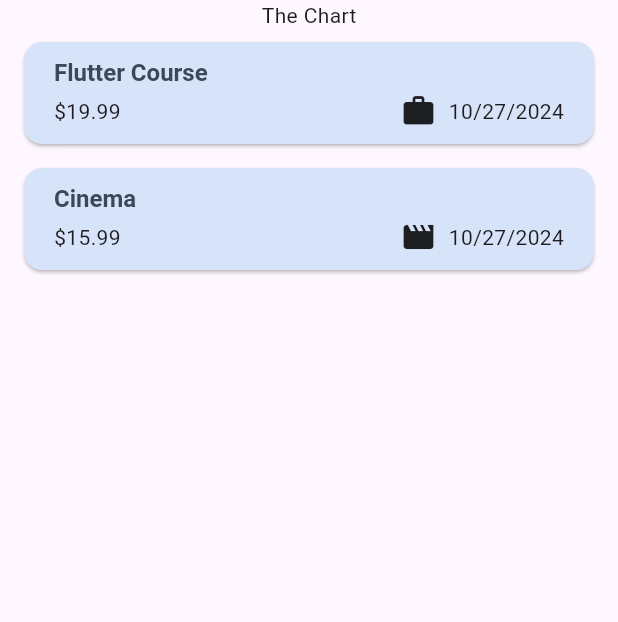
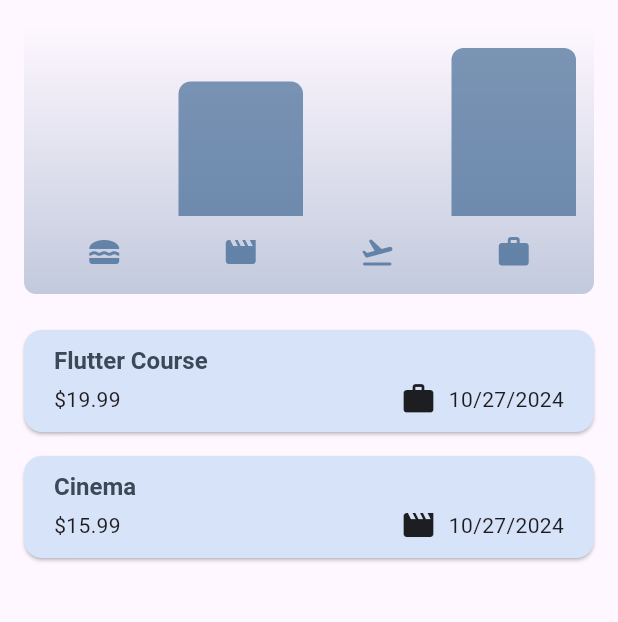
Before and after one commit to javakanaya/flutter-udemy, a Flutter app: the screen it shows after launch, on a phone screen of 412 x 824 dp, the part 84-706 px from its top. Run offline on Flutter 3.47's test engine with Material 3 defaults, Android fonts, the phone set to English and light mode, and no system bars; our stand-ins replace google_fonts.

Commit message:
feat: displaying chart by category

```diff
--- a/expense_tracker/lib/models/expense.dart
+++ b/expense_tracker/lib/models/expense.dart
@@ -34,3 +34,26 @@ class Expense {
 
   String get formatedDate => formatter.format(date);
 }
+
+class ExpenseBucket {
+  const ExpenseBucket({required this.category, required this.expenses});
+
+  ExpenseBucket.forCategory(List<Expense> allExpense, this.category)
+      // set expenses to allExpense where the category is the same as the category in the constructor
+      : expenses = allExpense
+            .where((expense) => expense.category == category)
+            .toList();
+
+  final Category category;
+  final List<Expense> expenses;
+
+  double get totalExpense {
+    double sum = 0;
+
+    for (final expense in expenses) {
+      sum += expense.amount;
+    }
+
+    return sum;
+  }
+}
--- /dev/null
+++ b/expense_tracker/lib/widgets/chart/chart.dart
@@ -0,0 +1,95 @@
+import 'package:expense_tracker/models/expense.dart';
+
+import 'package:expense_tracker/widgets/chart/chart_bar.dart';
+import 'package:flutter/material.dart';
+
+class Chart extends StatelessWidget {
+  const Chart({super.key, required this.expenses});
+
+  final List<Expense> expenses;
+
+  List<ExpenseBucket> get buckets {
+    return [
+      ExpenseBucket.forCategory(expenses, Category.food),
+      ExpenseBucket.forCategory(expenses, Category.leisure),
+      ExpenseBucket.forCategory(expenses, Category.travel),
+      ExpenseBucket.forCategory(expenses, Category.work),
+    ];
+  }
+
+  double get maxTotalExpense {
+    double maxTotalExpense = 0;
+
+    for (final bucket in buckets) {
+      if (bucket.totalExpense > maxTotalExpense) {
+        maxTotalExpense = bucket.totalExpense;
+      }
+    }
+
+    return maxTotalExpense;
+  }
+
+  @override
+  Widget build(BuildContext context) {
+    final isDarkMode =
+        MediaQuery.of(context).platformBrightness == Brightness.dark;
+    return Container(
+      margin: const EdgeInsets.all(16),
+      padding: const EdgeInsets.symmetric(
+        vertical: 16,
+        horizontal: 8,
+      ),
+      width: double.infinity,
+      height: 180,
+      decoration: BoxDecoration(
+        borderRadius: BorderRadius.circular(8),
+        gradient: LinearGradient(
+          colors: [
+            Theme.of(context).colorScheme.primary.withOpacity(0.3),
+            Theme.of(context).colorScheme.primary.withOpacity(0.0),
+          ],
+          begin: Alignment.bottomCenter,
+          end: Alignment.topCenter,
+        ),
+      ),
+      child: Column(
+        children: [
+          Expanded(
+            child: Row(
+              crossAxisAlignment: CrossAxisAlignment.end,
+              children: [
+                for (final bucket in buckets)
+                  ChartBar(
+                    fill: bucket.totalExpense == 0
+                        ? 0
+                        : bucket.totalExpense / maxTotalExpense,
+                  )
+              ],
+            ),
+          ),
+          const SizedBox(height: 12),
+          Row(
+            children: buckets
+                .map(
+                  (bucket) => Expanded(
+                    child: Padding(
+                      padding: const EdgeInsets.symmetric(horizontal: 4),
+                      child: Icon(
+                        categoryIcons[bucket.category],
+                        color: isDarkMode
+                            ? Theme.of(context).colorScheme.secondary
+                            : Theme.of(context)
+                                .colorScheme
+                                .primary
+                                .withOpacity(0.7),
+                      ),
+                    ),
+                  ),
+                )
+                .toList(),
+          )
+        ],
+      ),
+    );
+  }
+}
--- /dev/null
+++ b/expense_tracker/lib/widgets/chart/chart_bar.dart
@@ -0,0 +1,32 @@
+import 'package:flutter/material.dart';
+
+class ChartBar extends StatelessWidget {
+  const ChartBar({super.key, required this.fill});
+
+  final double fill;
+
+  @override
+  Widget build(BuildContext context) {
+    final isDarkMode =
+        MediaQuery.of(context).platformBrightness == Brightness.dark;
+
+    return Expanded(
+      child: Padding(
+        padding: const EdgeInsets.symmetric(horizontal: 4),
+        child: FractionallySizedBox(
+          heightFactor: fill,
+          child: DecoratedBox(
+            decoration: BoxDecoration(
+              shape: BoxShape.rectangle,
+              borderRadius:
+                  const BorderRadius.vertical(top: Radius.circular(8)),
+              color: isDarkMode
+                  ? Theme.of(context).colorScheme.secondary
+                  : Theme.of(context).colorScheme.primary.withOpacity(0.65),
+            ),
+          ),
+        ),
+      ),
+    );
+  }
+}
--- a/expense_tracker/lib/widgets/expenses.dart
+++ b/expense_tracker/lib/widgets/expenses.dart
@@ -1,3 +1,4 @@
+import 'package:expense_tracker/widgets/chart/chart.dart';
 import 'package:expense_tracker/widgets/expenses_list/expenses_list.dart';
 import 'package:expense_tracker/models/expense.dart';
 import 'package:expense_tracker/widgets/new_expense.dart';
@@ -90,7 +91,7 @@ class _ExprensesState extends State<Expenses> {
       ),
       body: Column(
         children: [
-          const Text('The Chart'),
+          Chart(expenses: _registeredExpenses),
           // use Expanded so the flutte know how to render (sizing) a list of list
           Expanded(child: mainContent),
         ],
```
